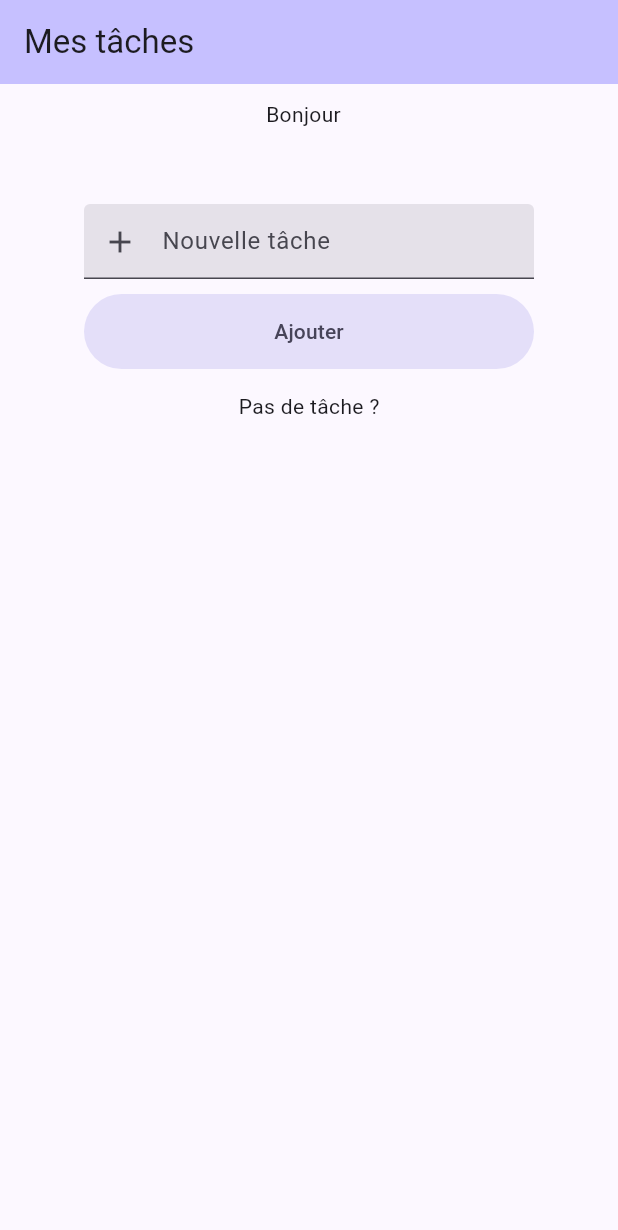
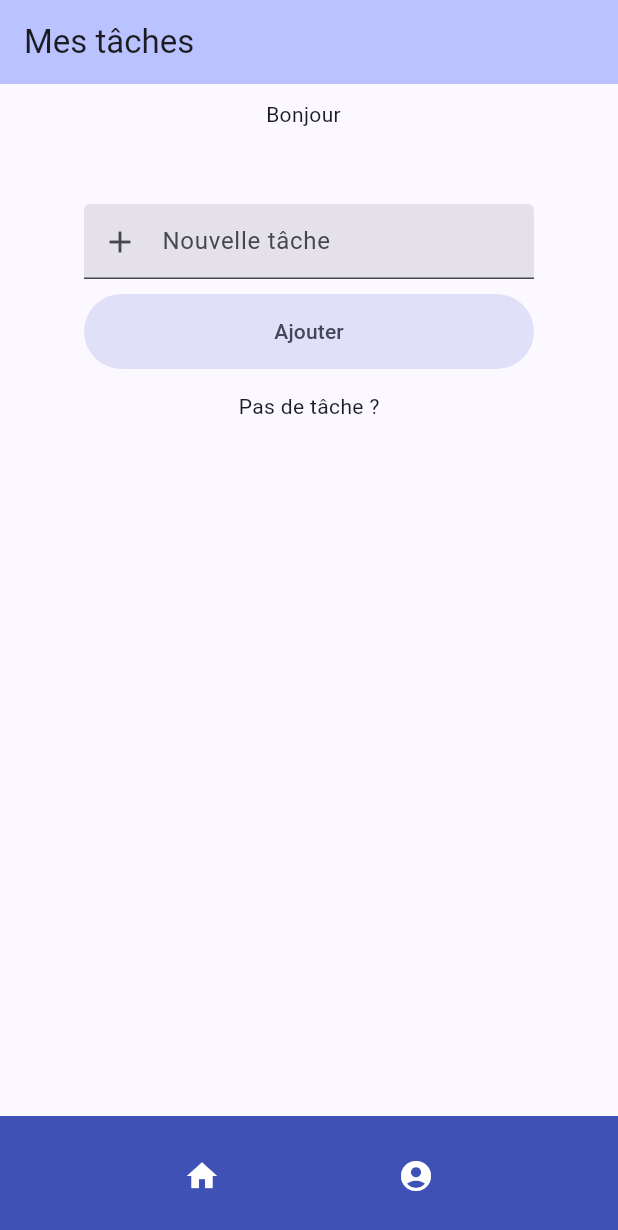
Before and after one commit to thibault-peronno/to_do_list_flutter, a Flutter app: the TasksPage screen opened by its route, on a phone screen of 412 x 824 dp. Shown: the top 1230 px of the screen. Run offline on Flutter 3.47's test engine with Material 2 defaults, Android fonts, the phone set to English and light mode, and no system bars; our stand-ins replace equatable, flutter_bloc, go_router; network calls fail.

Commit message:
navigation bottom bar ok

```diff
--- a/lib/main.dart
+++ b/lib/main.dart
@@ -31,8 +31,7 @@ class MyApp extends StatelessWidget {
       child: MaterialApp.router(
         title: 'to do list',
         theme: ThemeData(
-          colorScheme: ColorScheme.fromSeed(
-              seedColor: const Color.fromARGB(255, 36, 31, 83)),
+          colorScheme: ColorScheme.fromSeed(seedColor: Colors.indigo),
           useMaterial3: true,
         ),
         // home: const LoginPage(),
--- /dev/null
+++ b/lib/pages/profil_page.dart
@@ -0,0 +1,14 @@
+import 'package:flutter/material.dart';
+import 'package:to_do_list_flutter/pages/widgets/navigation_bar.dart';
+
+class ProfilPage extends StatelessWidget {
+  const ProfilPage({super.key});
+
+  @override
+  Widget build(BuildContext context) {
+    return Scaffold(
+      body: const Text('Page de profil'),
+      bottomNavigationBar: NavigationBarApp(context: context, page: 'profil'),
+    );
+  }
+}
--- a/lib/pages/tasks_page.dart
+++ b/lib/pages/tasks_page.dart
@@ -5,6 +5,7 @@ import 'package:to_do_list_flutter/bloc/tasks/tasks_state.dart';
 import 'package:to_do_list_flutter/bloc/user/user_bloc.dart';
 import 'package:to_do_list_flutter/bloc/user/user_state.dart';
 import 'package:to_do_list_flutter/components/task_card.dart';
+import 'package:to_do_list_flutter/pages/widgets/navigation_bar.dart';
 import '../bloc/tasks/tasks_bloc.dart';
 import '../bloc/tasks/tasks_event.dart';
 
@@ -27,8 +28,8 @@ class TasksPage extends StatelessWidget {
               builder: (context, state) {
                 switch (state) {
                   case UserState _:
-                  BlocProvider.of<TasksBloc>(context).add(
-                      TasksLoadEvent(userId: state.id, token: authState.token));
+                    BlocProvider.of<TasksBloc>(context).add(TasksLoadEvent(
+                        userId: state.id, token: authState.token));
                     return Center(
                       child: Text(
                         "Bonjour ${state.firstname} ${state.lastname}",
@@ -94,17 +95,13 @@ class TasksPage extends StatelessWidget {
                 },
               ),
             ),
-
-          // BlocListener<TasksBloc, TasksState>(
-          //   listener: (context, state) {
-          //     if (state.props != []) {
-          //       const Text('text dans bloc listener task bloc');
-          //     }
-          //   },
-          //   child: const Text('child text'),
-          // )
           ],
-      )),
+        ),
+      ),
+      bottomNavigationBar: NavigationBarApp(context: context, page: 'tasks'),
+      // bottomNavigationBar: NavigationBar(
+      //   destinations: const [],
+      // ),
     );
   }
 }
--- /dev/null
+++ b/lib/pages/widgets/navigation_bar.dart
@@ -0,0 +1,37 @@
+import 'package:flutter/material.dart';
+import 'package:go_router/go_router.dart';
+
+class NavigationBarApp extends StatelessWidget {
+  const NavigationBarApp({
+    Key? key,
+    required this.context,
+    required this.page,
+  }) : super(key: key);
+
+  final String page;
+  final BuildContext context;
+
+  @override
+  Widget build(BuildContext context) {
+    return BottomAppBar(
+      color: Colors.indigo,
+      child: Row(
+        mainAxisAlignment: MainAxisAlignment.spaceEvenly,
+        children: [
+          _buildIconButton(Icons.home, 'Home', '/'),
+          _buildIconButton(Icons.account_circle_rounded, 'profil', '/profil'),
+        ],
+      ),
+    );
+  }
+
+  Widget _buildIconButton(IconData icon, String label, String route) {
+    return IconButton(
+      icon: Padding(
+        padding: EdgeInsets.fromLTRB(0, 0, 0, page == label ? 10 : 0),
+        child: Icon(icon, color: Colors.white),
+      ),
+      onPressed: () => context.go(route),
+    );
+  }
+}
--- a/lib/router/task_router.dart
+++ b/lib/router/task_router.dart
@@ -3,23 +3,33 @@ import 'package:flutter_bloc/flutter_bloc.dart';
 import 'package:go_router/go_router.dart';
 import 'package:to_do_list_flutter/bloc/auth/auth_bloc.dart';
 import 'package:to_do_list_flutter/pages/login_page.dart';
+import 'package:to_do_list_flutter/pages/profil_page.dart';
 import 'package:to_do_list_flutter/pages/tasks_page.dart';
 import 'package:to_do_list_flutter/bloc/auth/auth_state.dart';
 
 class TaskRouter {
   static String login = '/login';
   static String tasks = '/';
+  static String profil = '/profil';
 
   static final GoRouter router = GoRouter(
     initialLocation: login,
     routes: [
       GoRoute(
+        name: 'login',
         path: login,
         builder: (context, state) => const LoginPage(),
       ),
       GoRoute(
+        name: 'tasks',
         path: tasks,
         builder: (_, state) => const TasksPage(),
+        redirect: (context, state) => _redirect(context),
+      ),
+      GoRoute(
+        name: 'profil',
+        path: profil,
+        builder: (_, state) => const ProfilPage(),
         redirect: (context, state) => _redirect(context),
       )
     ],
```
Lines whose indentation alone changed are shown as unchanged.
